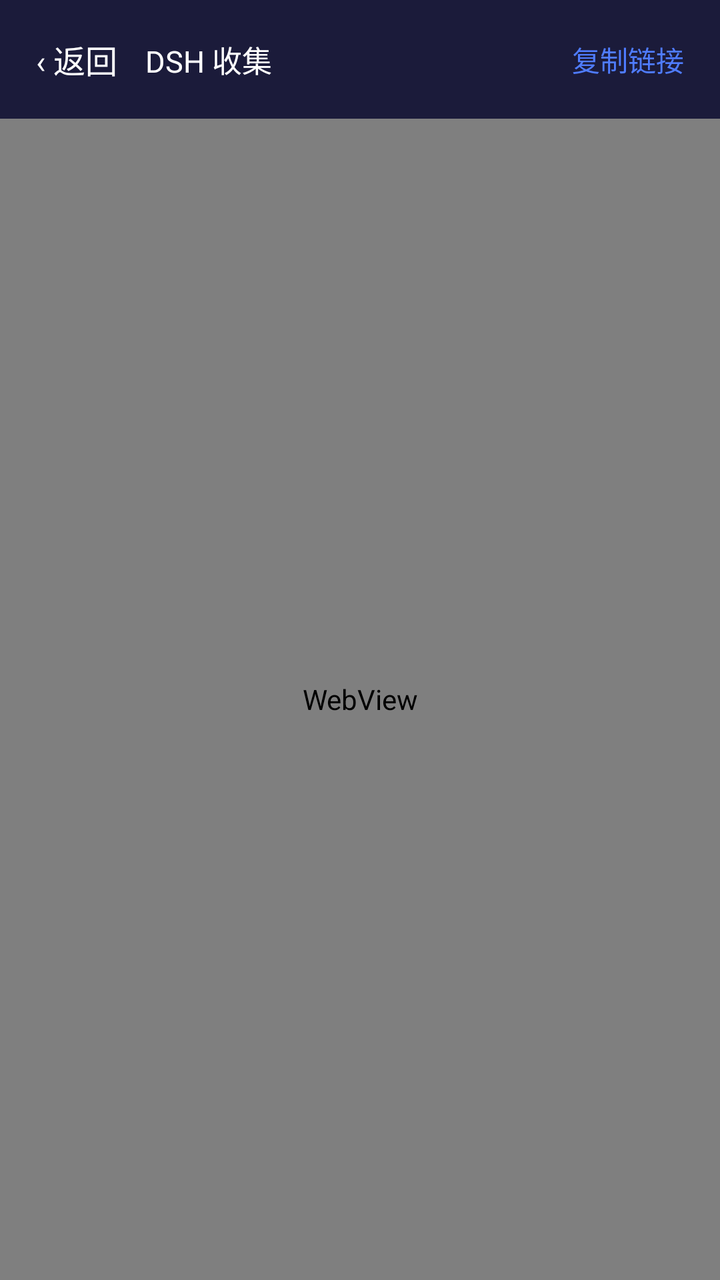
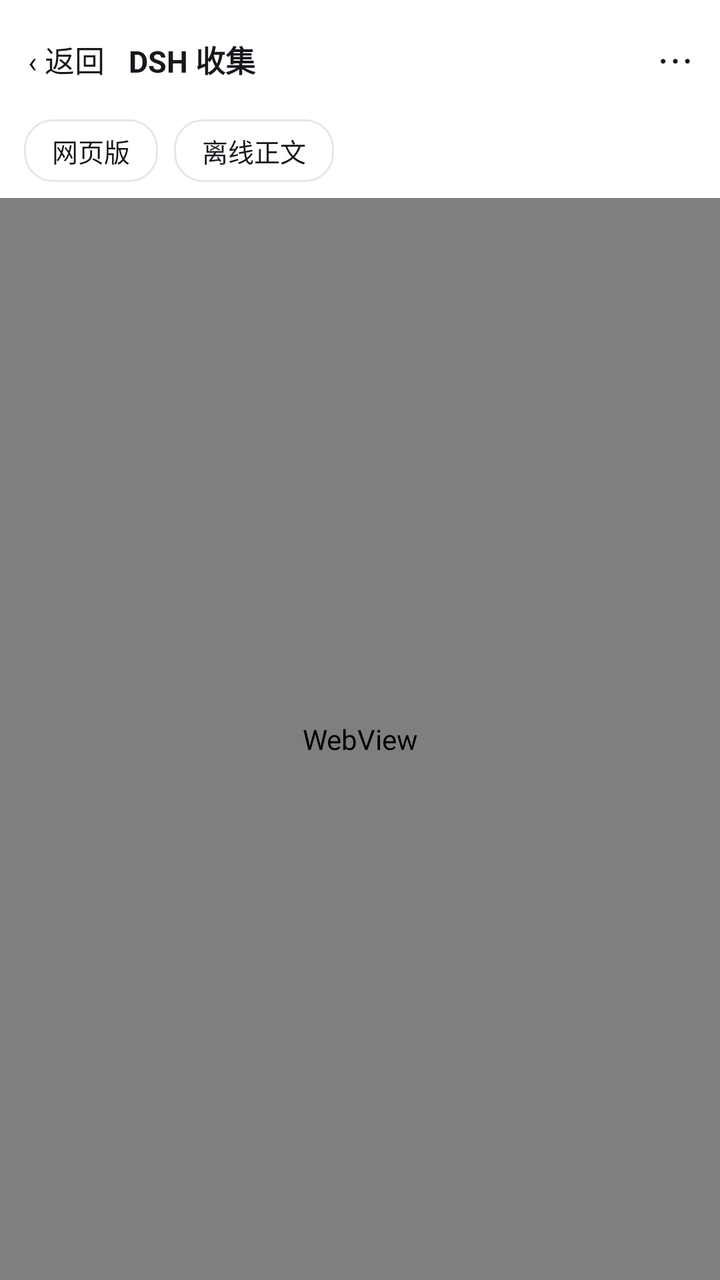

The first picture is an Android layout as it rendered before a commit; the second is the same layout after the commit. The layout source and the unified diff follow.
<!-- AndroidManifest.xml: application theme AppTheme -->
<!-- res/layout/activity_reader.xml -->
<?xml version="1.0" encoding="utf-8"?>
<LinearLayout xmlns:android="http://schemas.android.com/apk/res/android"
    android:layout_width="match_parent"
    android:layout_height="match_parent"
    android:orientation="vertical"
    android:background="@color/bg">

    <LinearLayout
        android:layout_width="match_parent"
        android:layout_height="wrap_content"
        android:background="@color/bg_top"
        android:gravity="center_vertical"
        android:orientation="horizontal"
        android:padding="10dp">

        <TextView
            android:id="@+id/btn_back"
            android:layout_width="wrap_content"
            android:layout_height="wrap_content"
            android:padding="8dp"
            android:text="‹ 返回"
            android:textColor="@color/text_primary"
            android:textSize="16sp" />

        <TextView
            android:id="@+id/bar_title"
            android:layout_width="0dp"
            android:layout_height="wrap_content"
            android:layout_marginLeft="6dp"
            android:layout_marginRight="6dp"
            android:layout_weight="1"
            android:ellipsize="end"
            android:maxLines="1"
            android:text="@string/app_name"
            android:textColor="@color/text_primary"
            android:textSize="15sp" />

        <TextView
            android:id="@+id/btn_copy"
            android:layout_width="wrap_content"
            android:layout_height="wrap_content"
            android:padding="8dp"
            android:text="@string/copy_link"
            android:textColor="@color/accent"
            android:textSize="14sp" />
    </LinearLayout>

    <WebView
        android:id="@+id/web"
        android:layout_width="match_parent"
        android:layout_height="0dp"
        android:layout_weight="1"
        android:background="@android:color/white" />
</LinearLayout>
<!-- resources referenced by this layout -->
<resources>
  <color name="accent">#4F7CFF</color>
  <color name="bg">#12122B</color>
  <color name="bg_top">#1B1B3A</color>
  <color name="text_primary">#FFFFFF</color>
  <string name="app_name">DSH 收集</string>
  <string name="copy_link">复制链接</string>
  <style name="AppTheme" parent="@android:style/Theme.Material.NoActionBar">
          <item name="android:windowBackground">@color/bg</item>
          <item name="android:statusBarColor">@color/bg_top</item>
          <item name="android:navigationBarColor">@color/bg</item>
          <item name="android:windowLightStatusBar">false</item>
      </style>
</resources>

<!-- the commit's change to res/layout/activity_reader.xml (unified diff, before → after) -->
@@ -2,16 +2,19 @@
 <LinearLayout xmlns:android="http://schemas.android.com/apk/res/android"
     android:layout_width="match_parent"
     android:layout_height="match_parent"
-    android:orientation="vertical"
-    android:background="@color/bg">
+    android:background="@color/reader_bg"
+    android:orientation="vertical">
 
     <LinearLayout
         android:layout_width="match_parent"
         android:layout_height="wrap_content"
-        android:background="@color/bg_top"
+        android:background="@color/surface"
         android:gravity="center_vertical"
         android:orientation="horizontal"
-        android:padding="10dp">
+        android:paddingLeft="6dp"
+        android:paddingTop="8dp"
+        android:paddingRight="6dp"
+        android:paddingBottom="8dp">
 
         <TextView
             android:id="@+id/btn_back"
@@ -20,35 +23,105 @@
             android:padding="8dp"
             android:text="‹ 返回"
             android:textColor="@color/text_primary"
-            android:textSize="16sp" />
+            android:textSize="15sp" />
 
         <TextView
             android:id="@+id/bar_title"
             android:layout_width="0dp"
             android:layout_height="wrap_content"
-            android:layout_marginLeft="6dp"
-            android:layout_marginRight="6dp"
+            android:layout_marginLeft="4dp"
+            android:layout_marginRight="4dp"
             android:layout_weight="1"
             android:ellipsize="end"
             android:maxLines="1"
             android:text="@string/app_name"
             android:textColor="@color/text_primary"
-            android:textSize="15sp" />
+            android:textSize="15sp"
+            android:textStyle="bold" />
 
         <TextView
-            android:id="@+id/btn_copy"
+            android:id="@+id/btn_more"
             android:layout_width="wrap_content"
             android:layout_height="wrap_content"
             android:padding="8dp"
-            android:text="@string/copy_link"
-            android:textColor="@color/accent"
-            android:textSize="14sp" />
+            android:text="⋯"
+            android:textColor="@color/text_primary"
+            android:textSize="20sp" />
     </LinearLayout>
 
-    <WebView
-        android:id="@+id/web"
+    <LinearLayout
+        android:layout_width="match_parent"
+        android:layout_height="wrap_content"
+        android:background="@color/surface"
+        android:orientation="horizontal"
+        android:paddingLeft="12dp"
+        android:paddingRight="12dp"
+        android:paddingBottom="8dp">
+
+        <TextView
+            android:id="@+id/mode_web"
+            android:layout_width="wrap_content"
+            android:layout_height="wrap_content"
+            android:background="@drawable/chip_bg"
+            android:paddingLeft="14dp"
+            android:paddingTop="6dp"
+            android:paddingRight="14dp"
+            android:paddingBottom="6dp"
+            android:text="@string/online_mode"
+            android:textColor="@color/text_primary"
+            android:textSize="13sp" />
+
+        <TextView
+            android:id="@+id/mode_offline"
+            android:layout_width="wrap_content"
+            android:layout_height="wrap_content"
+            android:layout_marginLeft="8dp"
+            android:background="@drawable/chip_bg"
+            android:paddingLeft="14dp"
+            android:paddingTop="6dp"
+            android:paddingRight="14dp"
+            android:paddingBottom="6dp"
+            android:text="@string/offline_mode"
+            android:textColor="@color/text_primary"
+            android:textSize="13sp" />
+
+        <TextView
+            android:id="@+id/mode_meta"
+            android:layout_width="0dp"
+            android:layout_height="wrap_content"
+            android:layout_marginLeft="12dp"
+            android:layout_weight="1"
+            android:gravity="right|center_vertical"
+            android:textColor="@color/text_tertiary"
+            android:textSize="11sp" />
+    </LinearLayout>
+
+    <FrameLayout
         android:layout_width="match_parent"
         android:layout_height="0dp"
-        android:layout_weight="1"
-        android:background="@android:color/white" />
+        android:layout_weight="1">
+
+        <WebView
+            android:id="@+id/web"
+            android:layout_width="match_parent"
+            android:layout_height="match_parent"
+            android:background="@color/reader_bg" />
+
+        <ScrollView
+            android:id="@+id/offline_scroll"
+            android:layout_width="match_parent"
+            android:layout_height="match_parent"
+            android:background="@color/reader_bg"
+            android:padding="18dp"
+            android:visibility="gone">
+
+            <TextView
+                android:id="@+id/offline_text"
+                android:layout_width="match_parent"
+                android:layout_height="wrap_content"
+                android:lineSpacingExtra="5dp"
+                android:textColor="@color/text_primary"
+                android:textSize="16sp" />
+        </ScrollView>
+    </FrameLayout>
 </LinearLayout>
<!-- resource entries referenced after the edit -->
@@ -1,16 +1,41 @@
 <!-- resources referenced by this layout -->
 <resources>
-  <color name="accent">#4F7CFF</color>
-  <color name="bg">#12122B</color>
-  <color name="bg_top">#1B1B3A</color>
-  <color name="text_primary">#FFFFFF</color>
+  <color name="reader_bg">#FFFFFF</color>
+  <color name="surface">#FFFFFF</color>
+  <color name="accent">#07C160</color>
+  <color name="divider">#E3E7ED</color>
+  <color name="bg">#F4F6F9</color>
+  <color name="text_primary">#16181C</color>
+  <color name="text_tertiary">#9AA1AC</color>
+  <!-- drawable chip_bg (drawable) -->
+  <?xml version="1.0" encoding="utf-8"?>
+  <selector xmlns:android="http://schemas.android.com/apk/res/android">
+      <item android:state_selected="true">
+          <shape android:shape="rectangle">
+              <solid android:color="@color/accent_weak" />
+              <corners android:radius="14dp" />
+              <stroke android:width="1dp" android:color="@color/accent" />
+          </shape>
+      </item>
+      <item>
+          <shape android:shape="rectangle">
+              <solid android:color="@color/surface" />
+              <corners android:radius="14dp" />
+              <stroke android:width="1dp" android:color="@color/divider" />
+          </shape>
+      </item>
+  </selector>
   <string name="app_name">DSH 收集</string>
-  <string name="copy_link">复制链接</string>
-  <style name="AppTheme" parent="@android:style/Theme.Material.NoActionBar">
+  <string name="offline_mode">离线正文</string>
+  <string name="online_mode">网页版</string>
+  <style name="AppTheme" parent="@android:style/Theme.Material.Light.NoActionBar">
           <item name="android:windowBackground">@color/bg</item>
-          <item name="android:statusBarColor">@color/bg_top</item>
-          <item name="android:navigationBarColor">@color/bg</item>
-          <item name="android:windowLightStatusBar">false</item>
+          <item name="android:statusBarColor">@color/surface</item>
+          <item name="android:navigationBarColor">@color/surface</item>
+          <item name="android:windowLightStatusBar">true</item>
+          <item name="android:colorAccent">@color/accent</item>
+          <item name="android:colorPrimary">@color/accent</item>
       </style>
+  <color name="accent_weak">#E6F7EE</color>
 </resources>
 
